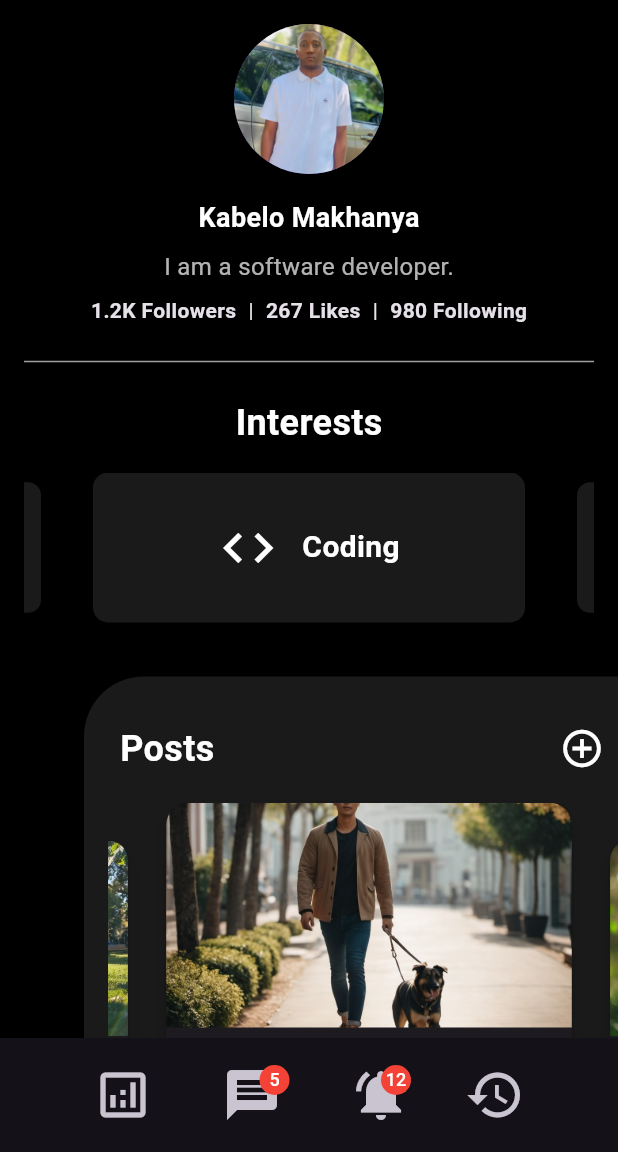
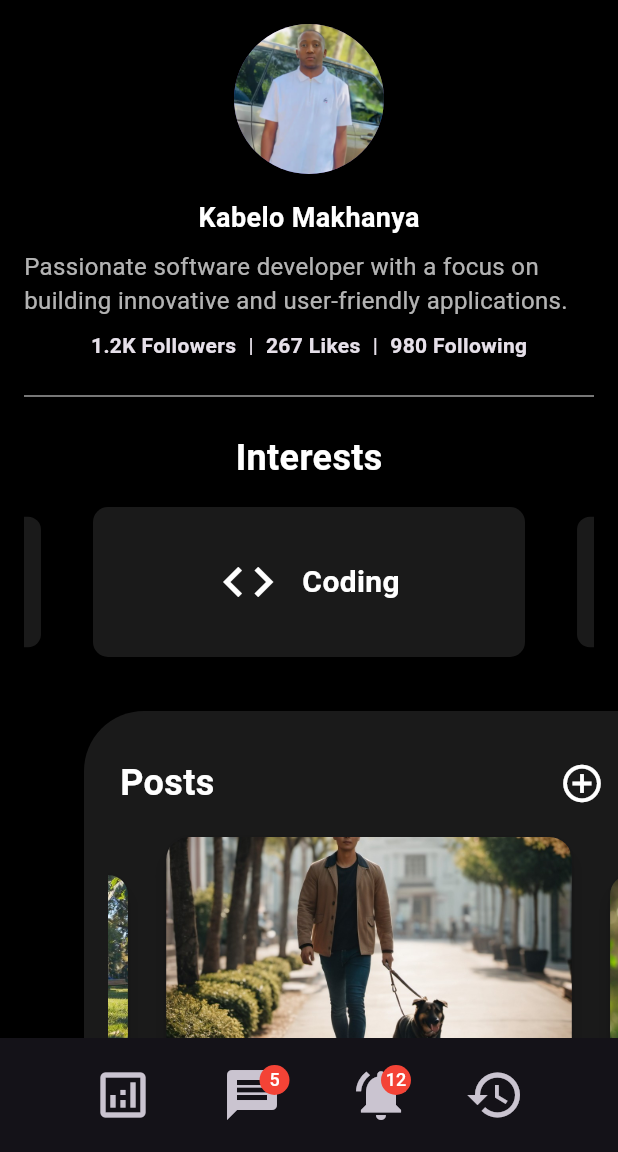
Before and after one commit to KabeloDev/profile_screen, a Flutter app: the screen it shows after launch, on a phone screen of 412 x 824 dp, the part 84-1236 px from its top. Run offline on Flutter 3.47's test engine with Material 3 defaults, Android fonts, the phone set to English and light mode, and no system bars; drawn by our look-alikes of carousel_slider; our stand-ins replace fl_chart, syncfusion_flutter_gauges, visibility_detector; missing offline and left inert: chart_sparkline.

Commit message:
V35 - Final comments

```diff
--- a/lib/Profile/profile.dart
+++ b/lib/Profile/profile.dart
@@ -31,7 +31,7 @@ class ProfileScreenState extends State<ProfileScreen> {
   //User profile information default values
   String firstName = 'Kabelo';
   String lastName = 'Makhanya';
-  String bio = 'I am a software developer.';
+  String bio = 'Passionate software developer with a focus on building innovative and user-friendly applications.';
   String profilePicture = 'assets/me.png';
 
   // Map interests to corresponding icons
```
